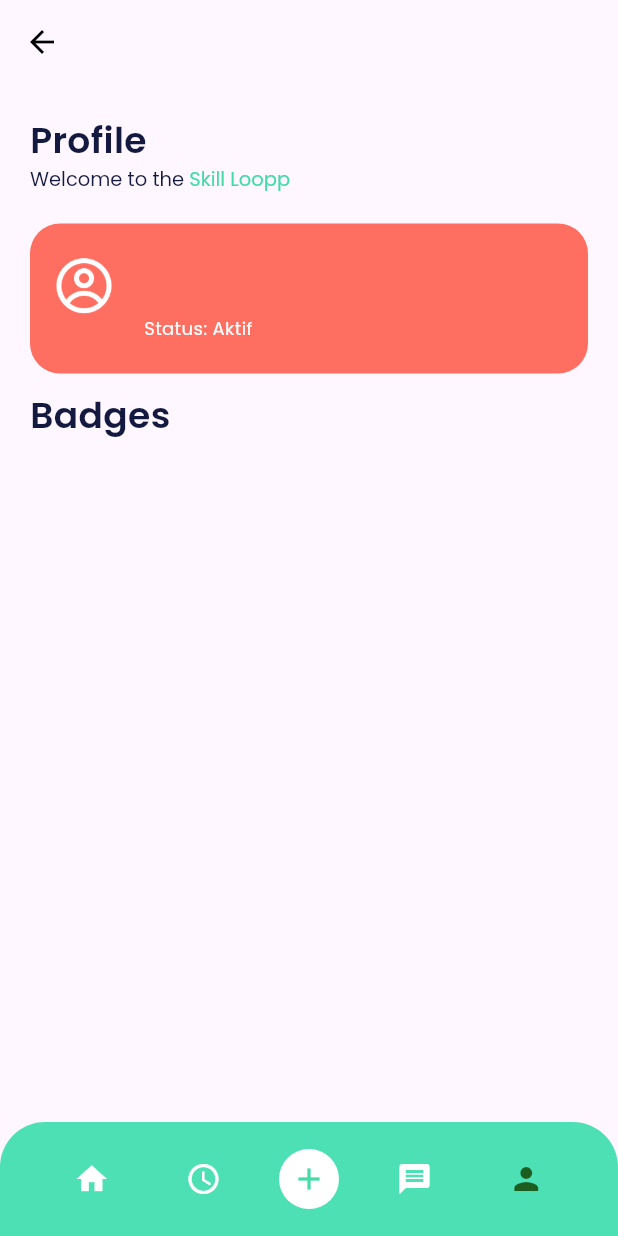
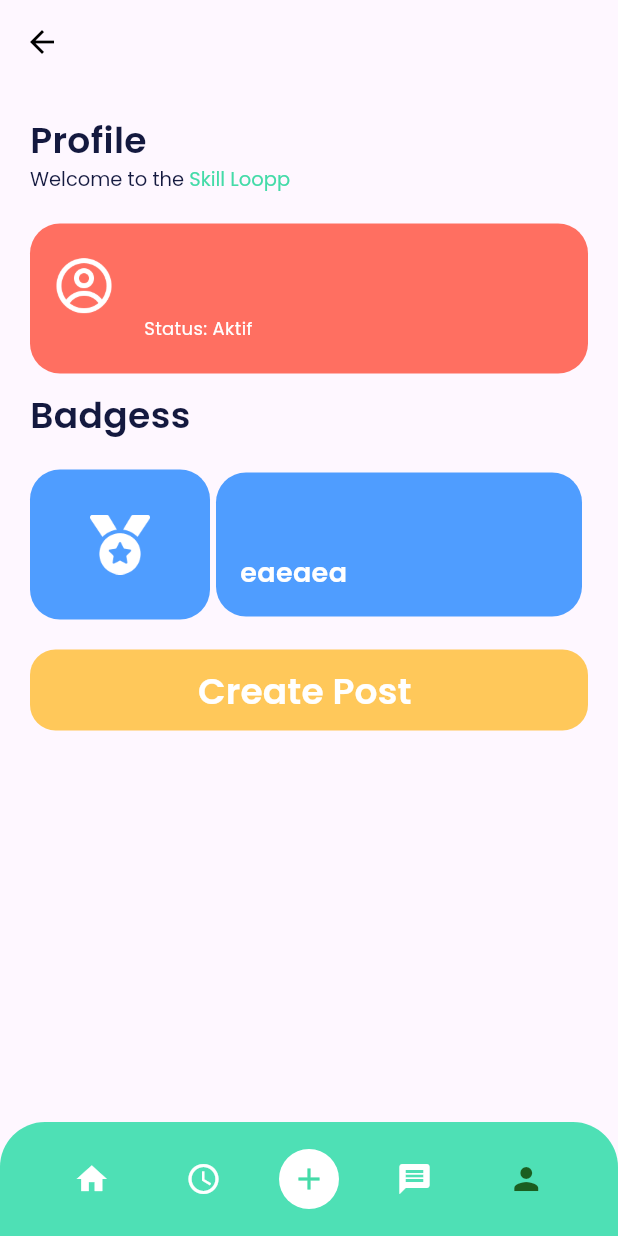
Before and after one commit to yowxy/StudyApps, a Flutter app: the ProfilePages screen opened directly, on a phone screen of 412 x 824 dp. Run offline on Flutter 3.47's test engine with Material 3 defaults, Android fonts, the phone set to English and light mode, and no system bars; our stand-ins replace firebase_auth, firebase_core, google_fonts; accounts and stored records are empty.

Commit message:
feat & wip : slicing profile pages and wip create post

```diff
--- a/lib/features/home/widget/bottom_bar.dart
+++ b/lib/features/home/widget/bottom_bar.dart
@@ -1,15 +1,13 @@
 import 'package:flutter/material.dart';
 import 'package:skill_loop/features/home/home.dart';
+import 'package:skill_loop/features/post/create_post.dart';
 import 'package:skill_loop/features/profile/profile.dart';
 import 'package:skill_loop/shared/theme.dart';
 
 class BottomBar extends StatelessWidget {
   final int currentIndex; // untuk tahu tab mana yang aktif
 
-  const BottomBar({
-    super.key,
-    required this.currentIndex,
-  });
+  const BottomBar({super.key, required this.currentIndex});
 
   @override
   Widget build(BuildContext context) {
@@ -42,14 +40,24 @@ class BottomBar extends StatelessWidget {
             color: currentIndex == 1 ? Colors.green.shade900 : Colors.white,
             onPressed: () {},
           ),
-          Container(
-            decoration: const BoxDecoration(
-              color: Colors.white,
-              shape: BoxShape.circle,
+
+          GestureDetector(
+            onTap: () {
+              Navigator.push(
+                context,
+                MaterialPageRoute(builder: (context) => const CreatePost()),
+              );
+            },
+            child: Container(
+              decoration: BoxDecoration(
+                color: currentIndex == 2 ? Colors.green.shade900 : Colors.white,
+                shape: BoxShape.circle,
+              ),
+              padding: const EdgeInsets.all(8),
+              child: Icon(Icons.add, color: greenColorTosca),
             ),
-            padding: const EdgeInsets.all(8),
-            child: Icon(Icons.add, color: greenColorTosca),
           ),
+
           IconButton(
             icon: const Icon(Icons.message),
             color: currentIndex == 3 ? Colors.green.shade900 : Colors.white,
--- a/lib/features/profile/profile.dart
+++ b/lib/features/profile/profile.dart
@@ -1,7 +1,10 @@
 import 'package:firebase_auth/firebase_auth.dart';
 import 'package:flutter/material.dart';
 import 'package:skill_loop/features/home/widget/bottom_bar.dart';
+import 'package:skill_loop/features/post/create_post.dart';
+import 'package:skill_loop/features/profile/widget/shape_profile.dart';
 import 'package:skill_loop/features/splash/splash_screen.dart';
+import 'package:skill_loop/features/widget/button.dart';
 import 'package:skill_loop/features/widget/name.dart';
 import 'package:skill_loop/shared/theme.dart';
 
@@ -12,7 +15,7 @@ class ProfilePages extends StatelessWidget {
   Widget build(BuildContext context) {
     final user = FirebaseAuth.instance.currentUser;
     return Scaffold(
-       appBar: AppBar(
+      appBar: AppBar(
         automaticallyImplyLeading: false,
         elevation: 0,
         centerTitle: true,
@@ -29,12 +32,12 @@ class ProfilePages extends StatelessWidget {
       body: ListView(
         padding: const EdgeInsets.all(20),
         children: [
-          Text('Profile',style: blackTextStyle.copyWith(
-            fontWeight: semibold,
-            fontSize: 24
+          Text(
+            'Profile',
+            style: blackTextStyle.copyWith(fontWeight: semibold, fontSize: 24),
           ),
-        ),
-        RichText(
+
+          RichText(
             text: TextSpan(
               children: [
                 TextSpan(
@@ -54,22 +57,55 @@ class ProfilePages extends StatelessWidget {
               ],
             ),
           ),
-          const SizedBox(height: 20,),
+          const SizedBox(height: 20),
           ComponentName(
             color: red,
             width: double.infinity,
             height: 100,
-            name:user != null ? user.email ?? "Tidak ada email" : "Belum login",
+            name: user != null
+                ? user.email ?? "Tidak ada email"
+                : "Belum login",
           ),
-          const SizedBox(height: 10,),
-          Text('Badges', style: blackTextStyle.copyWith(
-            fontWeight: semibold,
-            fontSize: 24,
-          ),)
+          const SizedBox(height: 10),
+          Text(
+            'Badgess',
+            style: blackTextStyle.copyWith(fontWeight: semibold, fontSize: 24),
+          ),
+          const SizedBox(height: 20),
+          Row(
+            children: [
+              ShapeBadges(
+                height: 100,
+                width: 120,
+                color: blueLightColor,
+                imagePath: 'assets/icon/medal_solid.png',
+                imageScale: 2,
+              ),
+              const SizedBox(width: 4),
+              ShapeBadges(
+                height: 96,
+                width: 244,
+                color: blueLightColor,
+                name: 'eaeaea',
+              ),
+            ],
+          ),
+          const SizedBox(height: 20),
+          CustomButtonForm(
+            height: 54,
+            width: double.infinity,
+            title: 'Create Post ',
+            onPressed: () {
+              Navigator.push(
+                context,
+                MaterialPageRoute(builder: (context) => CreatePost()),
+              );
+            },
+            color: orange,
+          ),
         ],
       ),
-      bottomNavigationBar: const BottomBar(currentIndex: 4,),
-
+      bottomNavigationBar: const BottomBar(currentIndex: 4),
     );
   }
 }
--- a/lib/features/profile/widget/shape_profile.dart
+++ b/lib/features/profile/widget/shape_profile.dart
@@ -0,0 +1,54 @@
+import 'package:flutter/material.dart';
+import 'package:skill_loop/shared/theme.dart';
+
+class ShapeBadges extends StatelessWidget {
+  final double width;
+  final double height;
+  final Color color;
+  final String? name;
+  final TextStyle? textStyle;
+  final String? imagePath;
+  final BoxFit imageFit;   // << baru
+  final double imageScale; // << baru
+
+  const ShapeBadges({
+    required this.height,
+    required this.width,
+    required this.color,
+    this.name,
+    this.textStyle,
+    this.imagePath,
+    this.imageFit = BoxFit.cover, // default: cover
+    this.imageScale = 1.0,        // default: normal size
+    super.key,
+  });
+
+  @override
+  Widget build(BuildContext context) {
+    return Container(
+      width: width,
+      height: height,
+      decoration: BoxDecoration(
+        color: color,
+        borderRadius: BorderRadius.circular(20),
+        image: imagePath != null
+            ? DecorationImage(
+                image: AssetImage(imagePath!),
+                // fit: imageFit,
+                scale: imageScale, // <<< inilah yang mengatur besar kecilnya
+              )
+            : null,
+      ),
+      padding: const EdgeInsets.all(16),
+      alignment: Alignment.bottomLeft,
+      child: Text(
+        name ?? '',
+        style: textStyle ??
+            whiteTextStyle.copyWith(
+              fontSize: 18,
+              fontWeight: semibold,
+            ),
+      ),
+    );
+  }
+}
```
Also changed, not shown: lib/features/post/create_post.dart (added, +60 -0 lines), assets/icon/medal_solid.png (added).
